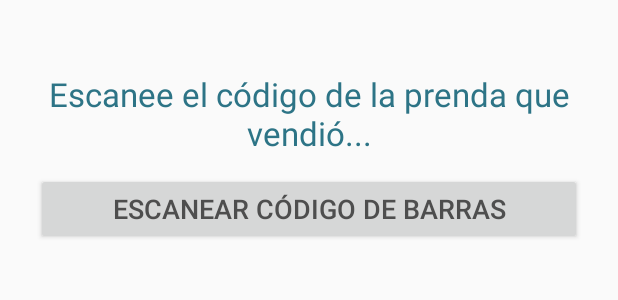
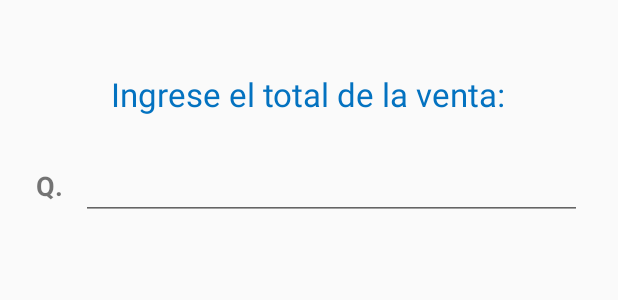
Before and after one commit to KeniaCode/ClientService5, an Android app: the layout venta_ropa.xml on its own in the app's theme, with its tools: preview values and no code run, on a phone screen of 412 x 824 dp. Shown: the top 300 px of the screen. Run offline under Robolectric (Android 15) with nearby library versions, the phone set to English and light mode, and no system bars.

Commit message:
Pantalla de Login y opciones de venta actualizada, aun faltan las opciones de no venta.

```diff
--- a/app/src/main/AndroidManifest.xml
+++ b/app/src/main/AndroidManifest.xml
@@ -27,7 +27,9 @@
                 <category android:name="android.intent.category.LAUNCHER" />
             </intent-filter>
         </activity>
-        <activity android:name=".IniciarVentaActivity" />
+
+        <activity android:name=".IniciarVentaActivity">
+    </activity>
 
         <activity
             android:name=".AudioRecorderActivity"
--- a/app/src/main/res/layout/venta_ropa.xml
+++ b/app/src/main/res/layout/venta_ropa.xml
@@ -27,21 +27,40 @@
             android:layout_height="wrap_content"
             android:layout_gravity="center_horizontal"
             android:layout_marginTop="24dp"
-            android:text="Escanee el código de la prenda que vendió..."
+            android:text="Ingrese el total de la venta:"
             android:textAppearance="?android:attr/textAppearanceLarge"
             android:textColor="@color/colorAccent"
             android:textAlignment="center" />
 
+        <LinearLayout
+            android:orientation="horizontal"
+            android:layout_width="match_parent"
+            android:layout_height="match_parent"
+            android:layout_marginTop="24dp">
 
-        <Button
-            fontPath="fonts/fuente.ttf"
-            android:id="@+id/button_escanear_codigo"
-            android:layout_width="fill_parent"
-            android:layout_height="wrap_content"
-            android:layout_gravity="center_horizontal"
-            android:layout_marginTop="12dp"
-            android:text="Escanear Código de Barras"
-            android:textColor="#4e4e4e"
-            android:textSize="18dp" />
+            <TextView
+                android:text="Q."
+                android:layout_width="wrap_content"
+                android:layout_height="wrap_content"
+                android:id="@+id/textView3"
+                android:layout_weight="0"
+                android:layout_marginRight="12dp"
+                fontPath="fonts/fuente.ttf"
+                android:textStyle="normal|bold"
+                android:textSize="18sp" />
+
+            <EditText
+                android:layout_width="match_parent"
+                android:layout_height="wrap_content"
+                android:inputType="numberDecimal"
+                android:ems="10"
+                android:id="@+id/editText_total"
+                android:layout_weight="1"
+                fontPath="fonts/fuente.ttf"
+                />
+
+        </LinearLayout>
+
+
     </LinearLayout>
 </ScrollView>
--- a/app/src/main/res/values/colors.xml
+++ b/app/src/main/res/values/colors.xml
@@ -2,7 +2,6 @@
 <resources>
     <color name="colorPrimary">#5e5e5e</color>
     <color name="colorPrimaryDark">#393939</color>
-    <color name="colorAccent">#2d7486</color>
+    <color name="colorAccent">#0372C0</color>
     <color name="blanco">#ffffff</color>
-
 </resources>
--- a/app/src/main/res/values/strings.xml
+++ b/app/src/main/res/values/strings.xml
@@ -1,5 +1,5 @@
 <resources>
-    <string name="app_name">Client Service</string>
+    <string name="app_name">Mónitor</string>
 
     <string name="aar_save">Terminar</string>
     <string name="aar_paused">Pausado</string>
```
Also changed, not shown: app/src/main/java/itg/grupo/clientservice/IniciarVentaActivity.java (+36 -3 lines), app/src/main/res/layout/activity_login.xml (+19 -8 lines), app/src/main/res/menu/menu_toolbar.xml (+7 -4 lines), app/src/main/res/drawable/logo.png, app/src/main/res/mipmap-hdpi/ic_launcher.png, app/src/main/res/mipmap-mdpi/ic_launcher.png, app/src/main/res/mipmap-xhdpi/ic_launcher.png, app/src/main/res/mipmap-xxhdpi/ic_launcher.png, app/src/main/res/mipmap-xxxhdpi/ic_launcher.png.
